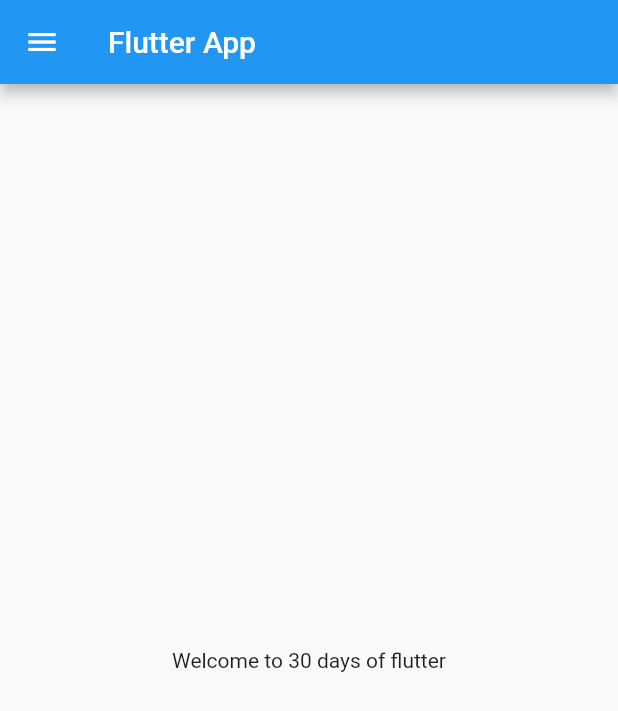
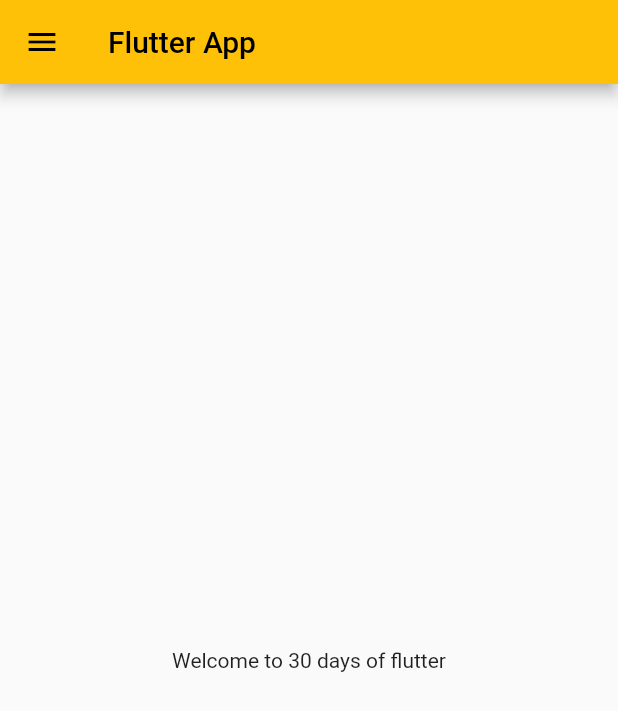
Before and after one commit to AkashDKshirsagar/30DaysFlutter, a Flutter app: the screen it shows after launch, on a phone screen of 412 x 824 dp. Shown: the top 711 px of the screen. Run offline on Flutter 3.47's test engine with Material 2 defaults, Android fonts, the phone set to English and light mode, and no system bars.

Commit message:
day_3 completed

```diff
--- a/lib/main.dart
+++ b/lib/main.dart
@@ -1,5 +1,7 @@
-import 'package:firstapp/home_page.dart';
+import 'package:firstapp/pages/home_page.dart';
 import 'package:flutter/material.dart';
+
+import 'login_page.dart';
 
 void main() {
   runApp(myApp());
@@ -11,7 +13,17 @@ class myApp extends StatelessWidget {
   @override
   Widget build(BuildContext context) {
     return MaterialApp(
-      home: HomePage(),
+      themeMode: ThemeMode.light,
+      theme: ThemeData(primarySwatch: Colors.amber),
+      darkTheme: ThemeData(
+        brightness: Brightness.dark,
+      ),
+      initialRoute: "/home",
+      routes: {
+        "/": (context) => LoginPage(),
+        "/home": (context) => HomePage(),
+        "/login": (context) => LoginPage(),
+      },
     );
   }
 }
```
Also changed, not shown: lib/login_page.dart (added, +21 -0 lines), lib/pages/home_page.dart (renamed from lib/home_page.dart).
